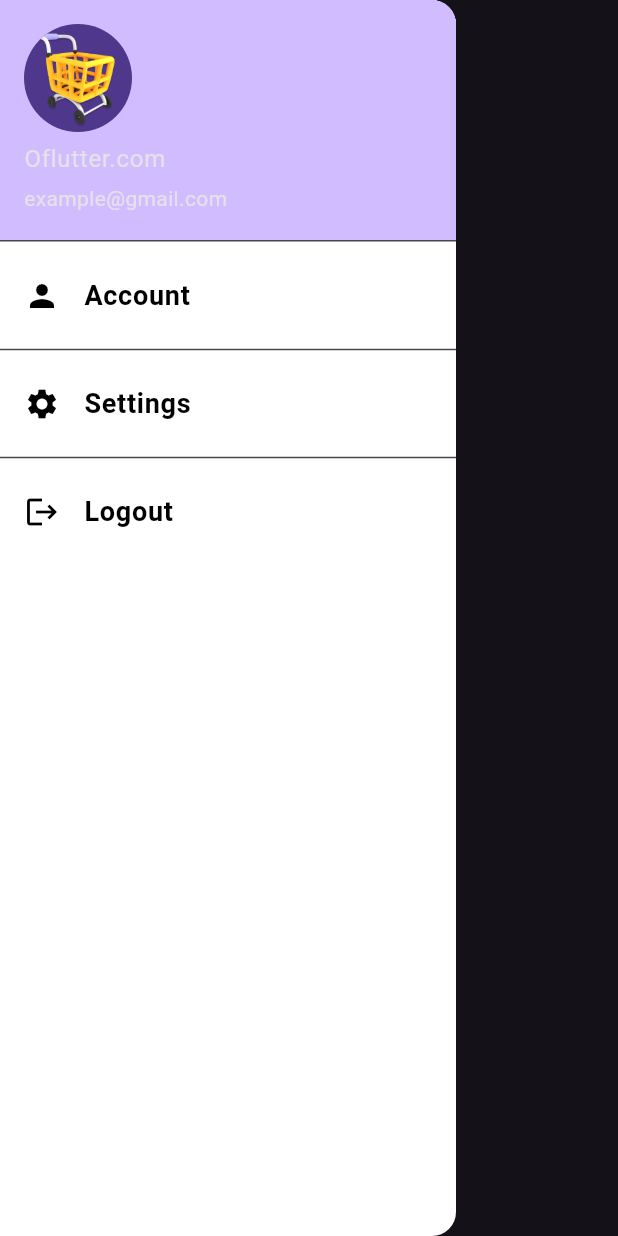
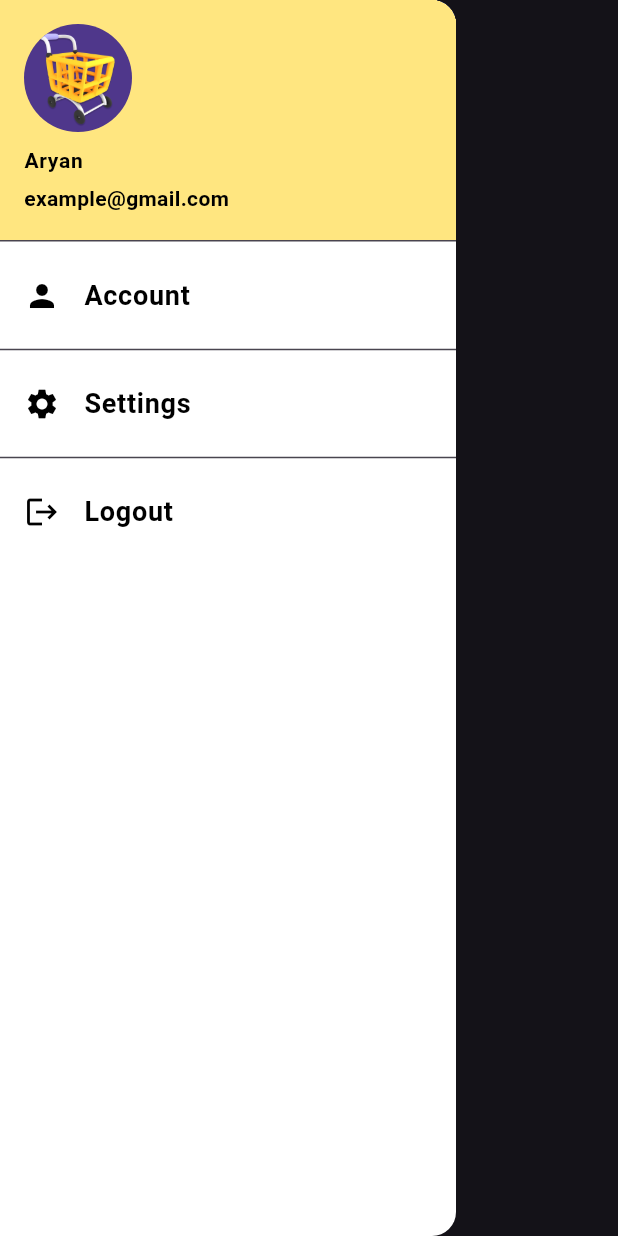
Before and after one commit to ARYANRAJ990/v_cart, a Flutter app: the NavBar widget shown alone on an empty page, opened directly, on a phone screen of 412 x 824 dp. Run offline on Flutter 3.47's test engine with Material 3 defaults, Android fonts, the phone set to English and light mode, and no system bars; our stand-ins replace curved_labeled_navigation_bar, google_fonts, pinput, timer_count_down; missing offline and left inert: show_hide_password; network calls fail.

Commit message:
color
change the color of background

```diff
--- a/lib/drwaerNavbar.dart
+++ b/lib/Navbar/drwaerNavbar.dart
@@ -13,8 +13,18 @@ class NavBar extends StatelessWidget {
         padding: EdgeInsets.zero,
         children: [
           UserAccountsDrawerHeader(
-            accountName: const Text('Oflutter.com'),
-            accountEmail: const Text('example@gmail.com'),
+            decoration: BoxDecoration(
+              color: Color(0xFFFFE680),
+            ),
+            accountName: const Text('Aryan',style: TextStyle(
+                color: Colors.black,
+                fontWeight: FontWeight.bold,
+            fontSize: 14),),
+            accountEmail: const Text('example@gmail.com',style: TextStyle(
+              color: Colors.black,
+              fontSize: 14,
+              fontWeight: FontWeight.bold
+            ),),
             currentAccountPicture: CircleAvatar(
               child: ClipOval(
                 child: Image.asset('images/cart.png',
--- a/lib/feed.dart
+++ b/lib/feed.dart
@@ -8,7 +8,7 @@ import 'package:v_cart/Proucts/details.dart';
 import 'package:v_cart/Proucts/procard.dart';
 import 'package:v_cart/Proucts/product.dart';
 import 'package:v_cart/chats/chatList.dart';
-import 'package:v_cart/drwaerNavbar.dart';
+import 'package:v_cart/Navbar/drwaerNavbar.dart';
 import 'package:v_cart/login.dart';
 class Feed extends StatefulWidget {
 
@@ -136,8 +136,8 @@ class _FeedState extends State<Feed> {
                 return Container(
                   margin: EdgeInsets.symmetric(horizontal: 10),
                   width: 90,
-                  decoration: BoxDecoration(borderRadius: BorderRadius.circular(8), color: Color(
-                      0xFFFFE680)),
+                  decoration: BoxDecoration(borderRadius: BorderRadius.circular(8),
+                      color: Color(0xFFFFE680)),
                 );
               },
             ),
```
